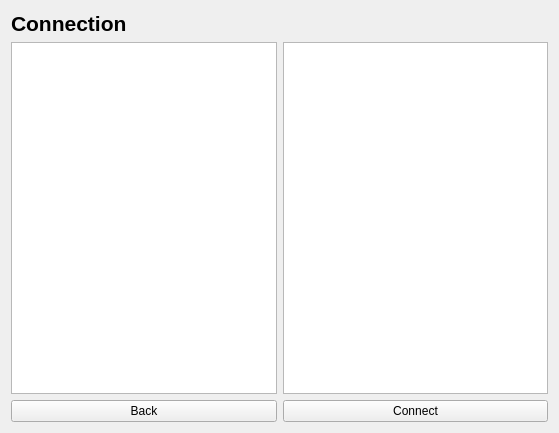
This is connection.ui in AndriM/Vika3 as Qt 5 draws it before an edit. The edited form follows.
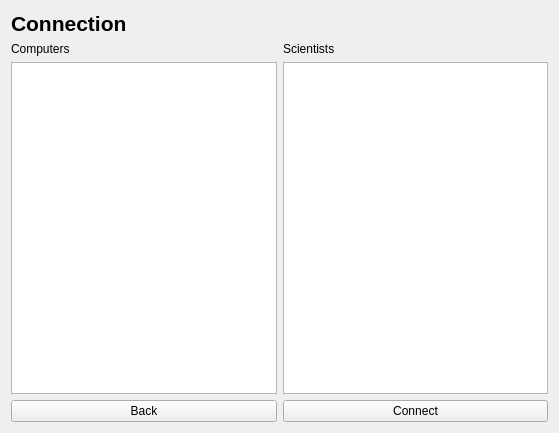
This is the edited form.

Commit message: smá breitingar í connection

The edit to the form file:
```diff
--- a/connection.ui
+++ b/connection.ui
@@ -10,32 +10,34 @@
     <height>433</height>
    </rect>
   </property>
+  <property name="font">
+   <font>
+    <underline>false</underline>
+   </font>
+  </property>
   <property name="windowTitle">
    <string>Form</string>
   </property>
   <layout class="QGridLayout" name="gridLayout">
-   <item row="2" column="0">
+   <item row="5" column="2">
+    <widget class="QPushButton" name="connectButton">
+     <property name="text">
+      <string>Connect</string>
+     </property>
+    </widget>
+   </item>
+   <item row="5" column="0">
     <widget class="QPushButton" name="backButton">
      <property name="text">
       <string>Back</string>
      </property>
     </widget>
    </item>
-   <item row="1" column="0">
-    <widget class="QTableWidget" name="comptable"/>
-   </item>
-   <item row="1" column="2">
+   <item row="4" column="2">
     <widget class="QTableWidget" name="scientiststable"/>
    </item>
-   <item row="2" column="2">
-    <widget class="QPushButton" name="connectButton">
-     <property name="text">
-      <string>Connect</string>
-     </property>
-    </widget>
-   </item>
    <item row="0" column="0">
-    <widget class="QLabel" name="connectionLabel">
+    <widget class="QLabel" name="connection_2">
      <property name="font">
       <font>
        <pointsize>16</pointsize>
@@ -48,6 +50,29 @@
      </property>
     </widget>
    </item>
+   <item row="4" column="0">
+    <widget class="QTableWidget" name="comptable"/>
+   </item>
+   <item row="1" column="0">
+    <widget class="QLabel" name="computer">
+     <property name="font">
+      <font>
+       <italic>false</italic>
+       <underline>false</underline>
+      </font>
+     </property>
+     <property name="text">
+      <string>Computers</string>
+     </property>
+    </widget>
+   </item>
+   <item row="1" column="2">
+    <widget class="QLabel" name="scientists">
+     <property name="text">
+      <string>Scientists</string>
+     </property>
+    </widget>
+   </item>
   </layout>
  </widget>
  <resources/>
```
